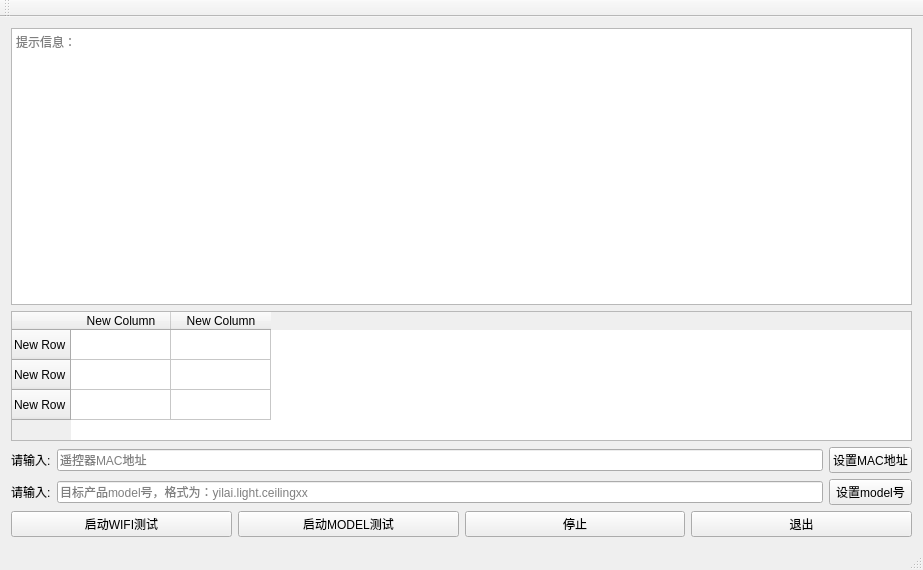
The window that mainwindow.ui (liuwming/NoxClient-of-Rasp) describes before a commit, drawn with Qt 5.
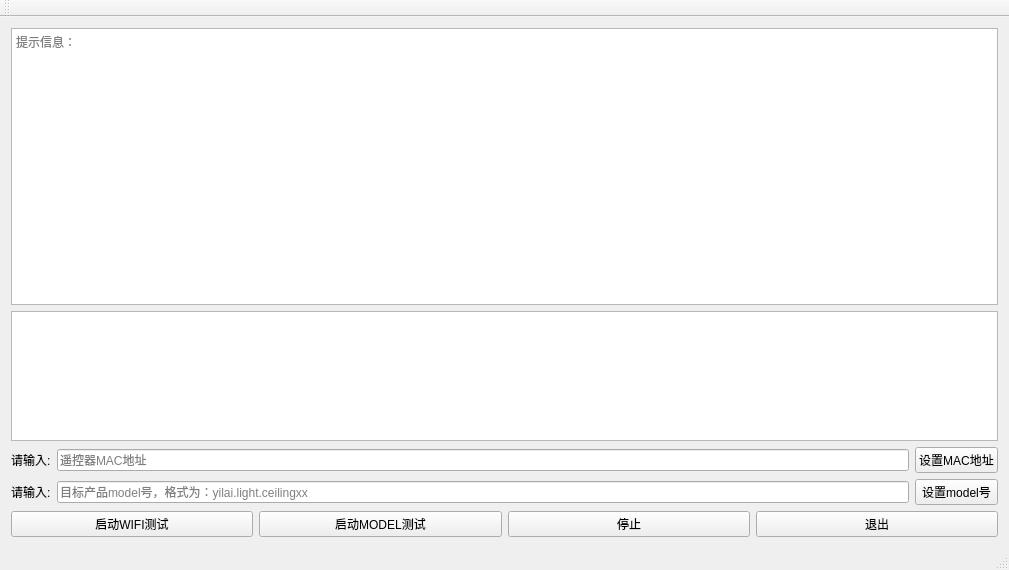
The same window after the commit.

What changed in the file:
```diff
--- a/mainwindow.ui
+++ b/mainwindow.ui
@@ -6,7 +6,7 @@
    <rect>
     <x>0</x>
     <y>0</y>
-    <width>923</width>
+    <width>1009</width>
     <height>570</height>
    </rect>
   </property>
@@ -32,31 +32,6 @@
           <height>130</height>
          </size>
         </property>
-        <row>
-         <property name="text">
-          <string>New Row</string>
-         </property>
-        </row>
-        <row>
-         <property name="text">
-          <string>New Row</string>
-         </property>
-        </row>
-        <row>
-         <property name="text">
-          <string>New Row</string>
-         </property>
-        </row>
-        <column>
-         <property name="text">
-          <string>New Column</string>
-         </property>
-        </column>
-        <column>
-         <property name="text">
-          <string>New Column</string>
-         </property>
-        </column>
        </widget>
       </item>
      </layout>
```
Left out of the diff: 2 changed lines with no effect on the pictures.
